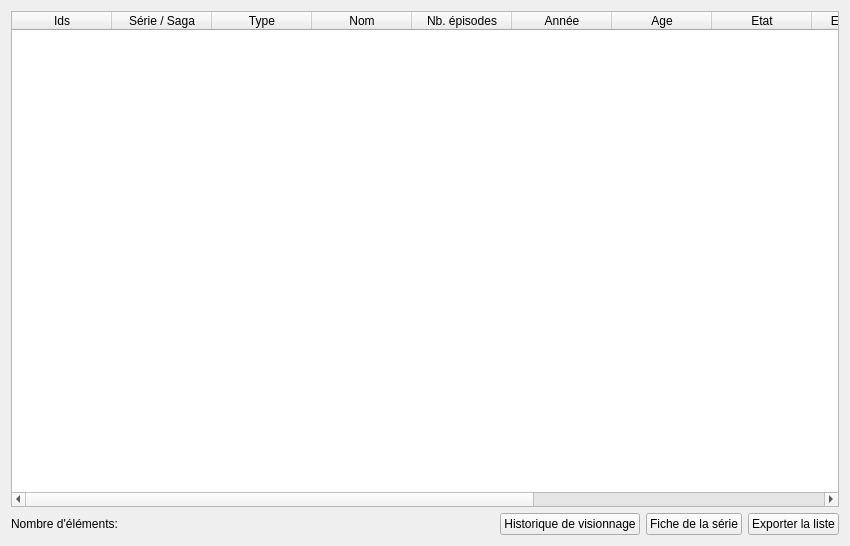
Qt form src/ui/tabs/list2_tab.ui (seigneurfuo/MyAnimeManager3) before a commit.
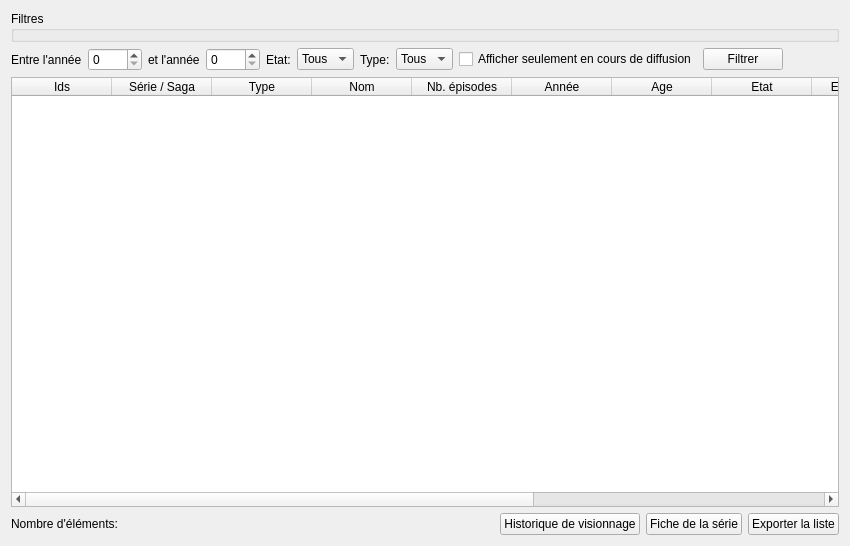
The same form after that commit. Icons and pictures are not drawn.

Commit message: Ajout de filtres (état, type, année, ...) sur la l'onglet "Liste".

```diff
--- a/src/ui/tabs/list2_tab.ui
+++ b/src/ui/tabs/list2_tab.ui
@@ -15,6 +15,107 @@
   </property>
   <layout class="QGridLayout" name="gridLayout">
    <item row="0" column="0">
+    <widget class="QGroupBox" name="groupBox">
+     <property name="title">
+      <string>Filtres</string>
+     </property>
+     <property name="flat">
+      <bool>true</bool>
+     </property>
+    </widget>
+   </item>
+   <item row="1" column="0">
+    <layout class="QHBoxLayout" name="horizontalLayout_3">
+     <item>
+      <widget class="QLabel" name="label_2">
+       <property name="text">
+        <string>Entre l'année</string>
+       </property>
+      </widget>
+     </item>
+     <item>
+      <widget class="QSpinBox" name="start_year_spinbox">
+       <property name="maximum">
+        <number>2100</number>
+       </property>
+      </widget>
+     </item>
+     <item>
+      <widget class="QLabel" name="label_3">
+       <property name="text">
+        <string>et l'année</string>
+       </property>
+      </widget>
+     </item>
+     <item>
+      <widget class="QSpinBox" name="stop_year_spinbox">
+       <property name="maximum">
+        <number>2100</number>
+       </property>
+      </widget>
+     </item>
+     <item>
+      <widget class="QLabel" name="label_4">
+       <property name="text">
+        <string>Etat:</string>
+       </property>
+      </widget>
+     </item>
+     <item>
+      <widget class="QComboBox" name="comboBox">
+       <item>
+        <property name="text">
+         <string>Tous</string>
+        </property>
+       </item>
+      </widget>
+     </item>
+     <item>
+      <widget class="QLabel" name="label_5">
+       <property name="text">
+        <string>Type:</string>
+       </property>
+      </widget>
+     </item>
+     <item>
+      <widget class="QComboBox" name="comboBox_2">
+       <item>
+        <property name="text">
+         <string>Tous</string>
+        </property>
+       </item>
+      </widget>
+     </item>
+     <item>
+      <widget class="QCheckBox" name="airing_checkbox">
+       <property name="text">
+        <string>Afficher seulement en cours de diffusion</string>
+       </property>
+      </widget>
+     </item>
+     <item>
+      <widget class="QPushButton" name="refresh_button">
+       <property name="text">
+        <string>Filtrer</string>
+       </property>
+      </widget>
+     </item>
+     <item>
+      <spacer name="horizontalSpacer_2">
+       <property name="orientation">
+        <enum>Qt::Horizontal</enum>
+       </property>
+       <property name="sizeHint" stdset="0">
+        <size>
+         <width>40</width>
+         <height>20</height>
+        </size>
+       </property>
+      </spacer>
+     </item>
+    </layout>
+   </item>
+   <item row="2" column="0">
     <widget class="QTableWidget" name="tableWidget">
      <property name="editTriggers">
       <set>QAbstractItemView::NoEditTriggers</set>
@@ -110,7 +211,9 @@
      </column>
     </widget>
    </item>
-   <item row="1" column="0">
+   <item row="3" column="0">
+    <layout class="QVBoxLayout" name="verticalLayout">
+     <item>
     <layout class="QHBoxLayout" name="horizontalLayout_2">
      <item>
       <widget class="QLabel" name="label">
@@ -164,6 +267,8 @@
          <normaloff>../../resources/icons/document-export.png</normaloff>../../resources/icons/document-export.png</iconset>
        </property>
       </widget>
+       </item>
+      </layout>
      </item>
     </layout>
    </item>
```
Lines whose indentation alone changed are shown as unchanged. The commit also changes 1 other file.
